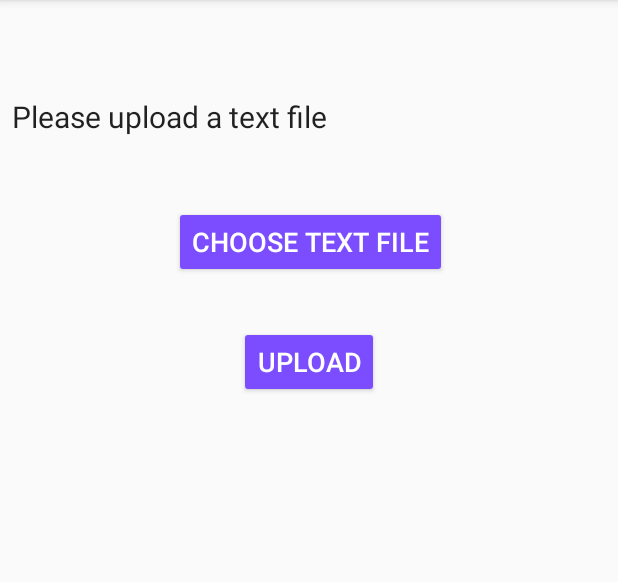
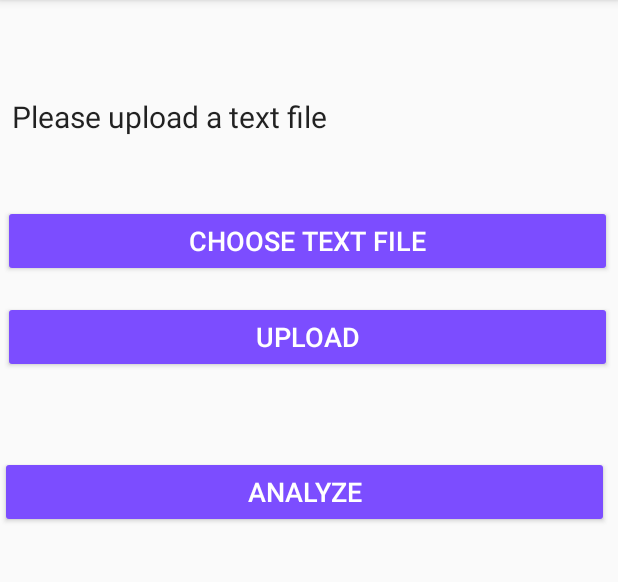
Before and after one commit to syazdan25/ReviewAnalysisApp, an Android app: the FileUpload screen opened directly, with no data from a screen before it, after a tap on "CHOOSE TEXT FILE", on a phone screen of 412 x 824 dp, the part 84-666 px from its top. Run offline under Robolectric (Android 15) with nearby library versions, the phone set to English and light mode, and no system bars; our stand-ins replace Firebase (no records; nobody signed in at launch, a user with empty details on screens opened directly).

Commit message:
Integrating BLUEMIX upload

```diff
--- a/app/build.gradle
+++ b/app/build.gradle
@@ -33,4 +33,5 @@ dependencies {
 }
 
 
+
 apply plugin: 'com.google.gms.google-services'
--- a/app/src/main/java/com/yazdani25gmail/shama/reviewanalysisapp/FileUpload.java
+++ b/app/src/main/java/com/yazdani25gmail/shama/reviewanalysisapp/FileUpload.java
@@ -3,6 +3,10 @@ package com.yazdani25gmail.shama.reviewanalysisapp;
 import android.app.ProgressDialog;
 import android.app.Activity;
 import android.content.ActivityNotFoundException;
+import android.content.Context;
+import android.database.Cursor;
+import android.os.ParcelFileDescriptor;
+import android.provider.MediaStore;
 import android.view.View.OnClickListener;
 import android.content.Intent;
 import android.net.Uri;
@@ -28,6 +32,20 @@ import com.google.firebase.storage.UploadTask;
 import com.ibm.watson.developer_cloud.alchemy.v1.AlchemyLanguage;
 import com.ibm.watson.developer_cloud.alchemy.v1.model.DocumentSentiment;
 
+import java.io.BufferedReader;
+import java.io.BufferedWriter;
+import java.io.FileInputStream;
+import java.io.FileNotFoundException;
+import java.io.FileOutputStream;
+import java.io.FileReader;
+import java.io.IOException;
+import java.io.InputStream;
+import java.io.InputStreamReader;
+import java.io.OutputStream;
+import java.io.OutputStreamWriter;
+import java.io.Writer;
+import java.net.MalformedURLException;
+import java.net.URL;
 import java.util.HashMap;
 import java.util.Map;
 
@@ -35,13 +53,58 @@ public class FileUpload extends AppCompatActivity {
 
 
     private static final String TAG = "FileChooser";
+    private static final int READ_REQUEST_CODE = 42;
     public static final int REQUEST_CODE=6384;
+    private static final int EDIT_REQUEST_CODE = 44;
     TextView textView3;
     Button bChoose;
     Button bUpload;
-    String sentiment;
+    Button bAnalyze;
+
+    String str;
     private Uri filePath;
     private StorageReference storageReference;
+    String convertedPath;
+    String line;
+    String sentiment;
+    String result;
+
+
+
+    private void editDocument() {
+        // ACTION_OPEN_DOCUMENT is the intent to choose a file via the system's
+        // file browser.
+        Intent intent = new Intent(Intent.ACTION_OPEN_DOCUMENT);
+
+        // Filter to only show results that can be "opened", such as a
+        // file (as opposed to a list of contacts or timezones).
+        intent.addCategory(Intent.CATEGORY_OPENABLE);
+
+        // Filter to show only text files.
+        intent.setType("text/plain");
+
+        startActivityForResult(intent, EDIT_REQUEST_CODE);
+    }
+
+    private void alterDocument(Uri uri) {
+        try {
+            ParcelFileDescriptor pfd = this.getContentResolver().
+                    openFileDescriptor(uri, "w");
+            FileOutputStream fileOutputStream =
+                    new FileOutputStream(pfd.getFileDescriptor());
+            fileOutputStream.write(("Overwritten by MyCloud at " +
+                    System.currentTimeMillis() + "\n").getBytes());
+            // Let the document provider know you're done by closing the stream.
+            fileOutputStream.close();
+            pfd.close();
+        } catch (FileNotFoundException e) {
+            e.printStackTrace();
+        } catch (IOException e) {
+            e.printStackTrace();
+        }
+    }
+
+
 
     @Override
     protected void onActivityResult(int requestCode, int resultCode, Intent data) {
@@ -50,7 +113,10 @@ public class FileUpload extends AppCompatActivity {
 
                 if (requestCode==REQUEST_CODE && resultCode== RESULT_OK && data != null && data.getData() != null) {
                     filePath= data.getData();
-        }
+                    alterDocument(filePath);
+
+
+                }
     }
 
     //File Chooser Method
@@ -70,9 +136,8 @@ public class FileUpload extends AppCompatActivity {
 
     }
 
+    //File upload
     private void uploadFile(){
-
-
         if(filePath != null) {
             //Progress Dialog for uploading
             final ProgressDialog progressDialog= new ProgressDialog(this);
@@ -99,9 +164,12 @@ public class FileUpload extends AppCompatActivity {
                     });
         }else {
             //file path null
+            Toast.makeText(getApplicationContext(), "File path not found", Toast.LENGTH_LONG).show();
         }
 
     }
+
+
 
 
     @Override
@@ -113,6 +181,7 @@ public class FileUpload extends AppCompatActivity {
         textView3 = (TextView) findViewById(R.id.textView2);
         bChoose = (Button) findViewById(R.id.button4);
         bUpload = (Button) findViewById(R.id.button5);
+        bAnalyze = (Button) findViewById(R.id.button6);
 
         //storage reference
         storageReference = FirebaseStorage.getInstance().getReference();
@@ -122,7 +191,10 @@ public class FileUpload extends AppCompatActivity {
 
         public void onClick(View v) {
             //open file chooser
-            showFilechooser();
+            //
+            // showFilechooser();
+            //performFileSearch();
+            editDocument();
         }
         });
 
@@ -136,6 +208,21 @@ public class FileUpload extends AppCompatActivity {
         });
 
 
+        //Analyze
+        bAnalyze.setOnClickListener(new View.OnClickListener() {@Override
+
+        public void onClick(View v) {
+            //open file chooser
+            //analyze();
+
+        }
+        });
+
+
+
+
+
+
 
     }
 }
--- a/app/src/main/java/com/yazdani25gmail/shama/reviewanalysisapp/MainActivity.java
+++ b/app/src/main/java/com/yazdani25gmail/shama/reviewanalysisapp/MainActivity.java
@@ -61,6 +61,8 @@ public class MainActivity extends AppCompatActivity {
 
 
     private class AskWatsonTask extends AsyncTask<String, Void, String> {
+
+        int posval,negval;
         @Override
         protected String doInBackground(String... textsToAnalyse) {
             System.out.println(editText.getText());
@@ -80,6 +82,7 @@ public class MainActivity extends AppCompatActivity {
             System.out.println(sentiment);
 
             //passing the result to be displayed at UI in the main tread
+            posval=sentiment.getSentiment().getScore().intValue();
             return sentiment.getSentiment().getType().name();
 
         }
@@ -100,7 +103,7 @@ public class MainActivity extends AppCompatActivity {
             }
             textView.setText("Enter Review for analysis");
             textView1 = (TextView) findViewById(R.id.textView1);
-            textView1.setText("Your Review is: " + result);
+            textView1.setText("Your Review is: " + result+"\nScore=");
         }
     }
 
--- a/app/src/main/res/layout/activity_file_upload.xml
+++ b/app/src/main/res/layout/activity_file_upload.xml
@@ -20,25 +20,25 @@
     <Button
         android:id="@+id/button4"
         style="@style/Widget.AppCompat.Button.Colored"
-        android:layout_width="wrap_content"
-        android:layout_height="wrap_content"
-        android:layout_marginTop="46dp"
+        android:layout_width="406dp"
+        android:layout_height="48dp"
+        android:layout_marginTop="45dp"
         android:text="Choose text file"
         android:textSize="18sp"
         app:layout_constraintTop_toBottomOf="@+id/textView2"
-        android:layout_marginLeft="116dp"
+        android:layout_marginLeft="2dp"
         app:layout_constraintLeft_toLeftOf="parent" />
 
     <Button
         android:id="@+id/button5"
         style="@style/Widget.AppCompat.Button.Colored"
-        android:layout_width="wrap_content"
-        android:layout_height="wrap_content"
-        android:layout_marginTop="32dp"
+        android:layout_width="406dp"
+        android:layout_height="48dp"
+        android:layout_marginTop="16dp"
         android:text="Upload"
         android:textSize="18sp"
         app:layout_constraintTop_toBottomOf="@+id/button4"
-        android:layout_marginLeft="159dp"
+        android:layout_marginLeft="2dp"
         app:layout_constraintLeft_toLeftOf="parent" />
 
     <android.support.constraint.Guideline
@@ -47,4 +47,15 @@
         android:id="@+id/guideline11"
         app:layout_constraintGuide_begin="20dp"
         android:orientation="horizontal" />
+
+    <Button
+        android:id="@+id/button6"
+        style="@style/Widget.AppCompat.Button.Colored"
+        android:layout_width="406dp"
+        android:layout_height="48dp"
+        android:text="Analyze"
+        android:textSize="18sp"
+        tools:layout_editor_absoluteX="2dp"
+        android:layout_marginTop="55dp"
+        app:layout_constraintTop_toBottomOf="@+id/button5" />
 </android.support.constraint.ConstraintLayout>
```
Also changed, not shown: app/src/main/AndroidManifest.xml (+13 -4 lines), app/src/main/java/com/yazdani25gmail/shama/reviewanalysisapp/FileOperations.java (added, +117 -0 lines), 2 other files.
